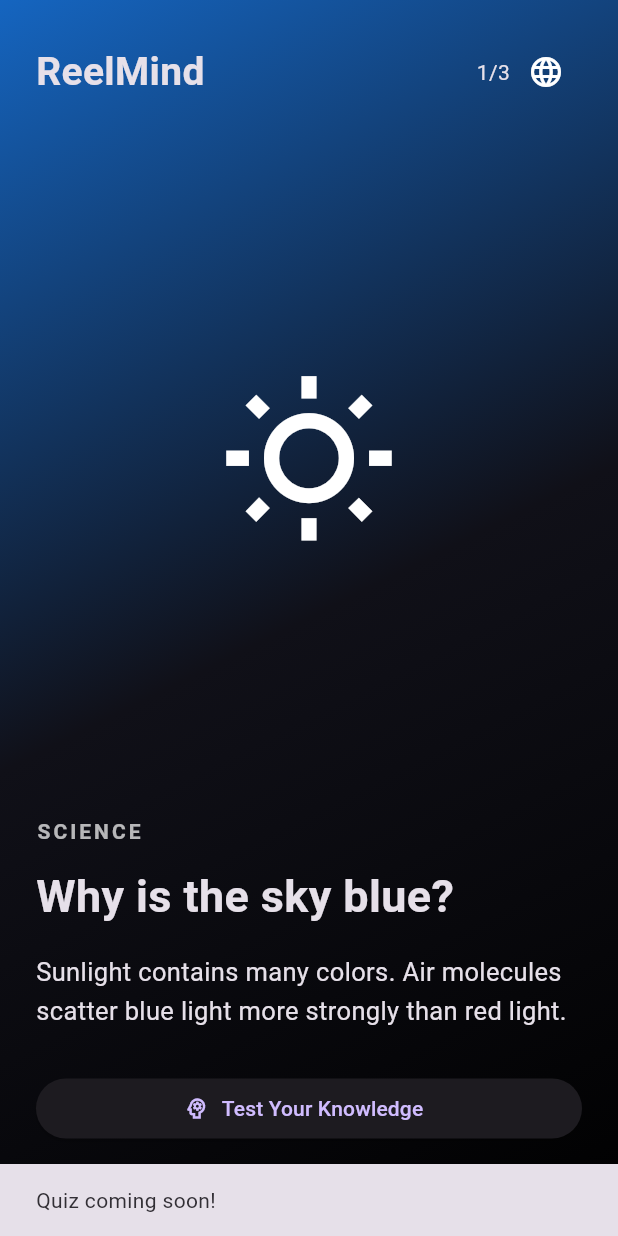
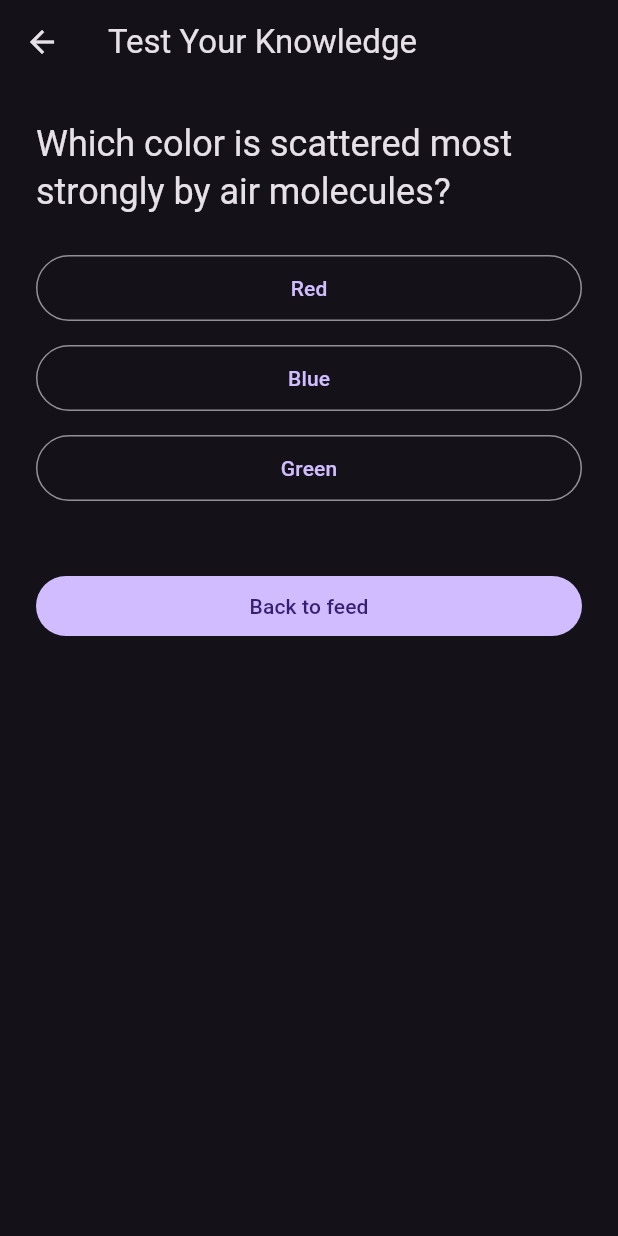
Before and after one commit to SweetRomeo/ReelMind, a Flutter app: the screen it shows after launch, after a tap on "Test Your Knowledge", on a phone screen of 412 x 824 dp. Run offline on Flutter 3.47's test engine with Material 3 defaults, Android fonts, the phone set to English and light mode, and no system bars.

Commit message:
feat: add bilingual interactive quizzes (#6)

```diff
--- /dev/null
+++ b/lib/data/quiz_data.dart
@@ -0,0 +1,43 @@
+
+import '../models/quiz_question.dart';
+import '../l10n/app_localizations.dart';
+
+QuizQuestion quizForReel(int index, AppLocalizations l10n) {
+  switch (index) {
+    case 0:
+      return QuizQuestion(
+        question: l10n.quizSkyQuestion,
+        options: [
+          l10n.quizSkyRed,
+          l10n.quizSkyBlue,
+          l10n.quizSkyGreen,
+        ],
+        correctIndex: 1,
+      );
+
+    case 1:
+      return QuizQuestion(
+        question: l10n.quizApiQuestion,
+        options: [
+          l10n.quizApiExchange,
+          l10n.quizApiBattery,
+          l10n.quizApiBrightness,
+        ],
+        correctIndex: 0,
+      );
+
+    case 2:
+      return QuizQuestion(
+        question: l10n.quizInterestQuestion,
+        options: [
+          l10n.quizInterestPrincipal,
+          l10n.quizInterestDeposits,
+          l10n.quizInterestPrevious,
+        ],
+        correctIndex: 2,
+      );
+
+    default:
+      throw ArgumentError('Invalid reel index: $index');
+  }
+}
--- a/lib/l10n/app_localizations.dart
+++ b/lib/l10n/app_localizations.dart
@@ -181,6 +181,96 @@ abstract class AppLocalizations {
   /// In en, this message translates to:
   /// **'Swipe up to learn more ↑'**
   String get swipeHint;
+
+  /// No description provided for @quizSkyQuestion.
+  ///
+  /// In en, this message translates to:
+  /// **'Which color is scattered most strongly by air molecules?'**
+  String get quizSkyQuestion;
+
+  /// No description provided for @quizSkyRed.
+  ///
+  /// In en, this message translates to:
+  /// **'Red'**
+  String get quizSkyRed;
+
+  /// No description provided for @quizSkyBlue.
+  ///
+  /// In en, this message translates to:
+  /// **'Blue'**
+  String get quizSkyBlue;
+
+  /// No description provided for @quizSkyGreen.
+  ///
+  /// In en, this message translates to:
+  /// **'Green'**
+  String get quizSkyGreen;
+
+  /// No description provided for @quizApiQuestion.
+  ///
+  /// In en, this message translates to:
+  /// **'What is the main purpose of an API?'**
+  String get quizApiQuestion;
+
+  /// No description provided for @quizApiExchange.
+  ///
+  /// In en, this message translates to:
+  /// **'Allow applications to exchange data'**
+  String get quizApiExchange;
+
+  /// No description provided for @quizApiBattery.
+  ///
+  /// In en, this message translates to:
+  /// **'Charge a device battery'**
+  String get quizApiBattery;
+
+  /// No description provided for @quizApiBrightness.
+  ///
+  /// In en, this message translates to:
+  /// **'Increase screen brightness'**
+  String get quizApiBrightness;
+
+  /// No description provided for @quizInterestQuestion.
+  ///
+  /// In en, this message translates to:
+  /// **'What does compound interest include?'**
+  String get quizInterestQuestion;
+
+  /// No description provided for @quizInterestPrincipal.
+  ///
+  /// In en, this message translates to:
+  /// **'Only the original principal'**
+  String get quizInterestPrincipal;
+
+  /// No description provided for @quizInterestDeposits.
+  ///
+  /// In en, this message translates to:
+  /// **'Only new deposits'**
+  String get quizInterestDeposits;
+
+  /// No description provided for @quizInterestPrevious.
+  ///
+  /// In en, this message translates to:
+  /// **'Interest earned on previous interest'**
+  String get quizInterestPrevious;
+
+  /// No description provided for @quizCorrect.
+  ///
+  /// In en, this message translates to:
+  /// **'Correct!'**
+  String get quizCorrect;
+
+  /// No description provided for @quizWrong.
+  ///
+  /// In en, this message translates to:
+  /// **'Not quite. Correct answer:'**
+  String get quizWrong;
+
+  /// No description provided for @backToFeed.
+  ///
+  /// In en, this message translates to:
+  /// **'Back to feed'**
+  String get backToFeed;
 }
 
 class _AppLocalizationsDelegate
--- a/lib/main.dart
+++ b/lib/main.dart
@@ -3,6 +3,8 @@ import 'package:flutter/gestures.dart';
 import 'package:flutter/material.dart';
 
 import 'l10n/app_localizations.dart';
+import 'data/quiz_data.dart';
+import 'screens/quiz_screen.dart';
 
 void main() {
   runApp(const ReelMindApp());
@@ -234,13 +236,19 @@ class LearningReelCard extends StatelessWidget {
               SizedBox(
                 width: double.infinity,
                 child: ElevatedButton.icon(
-                  onPressed: () {
-                    ScaffoldMessenger.of(context).showSnackBar(
-                      SnackBar(
-                        content: Text(l10n.quizComingSoon),
+
+                onPressed: () {
+                  final question = quizForReel(index, l10n);
+
+                  Navigator.of(context).push(
+                    MaterialPageRoute(
+                      builder: (context) => QuizScreen(
+                        question: question,
                       ),
-                    );
-                  },
+                    ),
+                  );
+                },
+
                   icon: const Icon(Icons.psychology_outlined),
                   label: Text(l10n.testKnowledge),
                 ),
--- /dev/null
+++ b/lib/models/quiz_question.dart
@@ -0,0 +1,16 @@
+
+class QuizQuestion {
+  final String question;
+  final List<String> options;
+  final int correctIndex;
+
+  const QuizQuestion({
+    required this.question,
+    required this.options,
+    required this.correctIndex,
+  });
+
+  bool isCorrect(int selectedIndex) {
+    return selectedIndex == correctIndex;
+  }
+}
--- /dev/null
+++ b/lib/screens/quiz_screen.dart
@@ -0,0 +1,103 @@
+
+import 'package:flutter/material.dart';
+
+import '../l10n/app_localizations.dart';
+import '../models/quiz_question.dart';
+
+class QuizScreen extends StatefulWidget {
+  final QuizQuestion question;
+
+  const QuizScreen({
+    super.key,
+    required this.question,
+  });
+
+  @override
+  State<QuizScreen> createState() => _QuizScreenState();
+}
+
+class _QuizScreenState extends State<QuizScreen> {
+  int? selectedIndex;
+
+  @override
+  Widget build(BuildContext context) {
+    final l10n = AppLocalizations.of(context)!;
+
+    final answered = selectedIndex != null;
+    final correct = answered &&
+        widget.question.isCorrect(selectedIndex!);
+
+    return Scaffold(
+      appBar: AppBar(
+        title: Text(l10n.testKnowledge),
+      ),
+      body: SafeArea(
+        child: Center(
+          child: ConstrainedBox(
+            constraints: const BoxConstraints(maxWidth: 480),
+            child: ListView(
+              padding: const EdgeInsets.all(24),
+              children: [
+                Text(
+                  widget.question.question,
+                  style: Theme.of(context)
+                      .textTheme.headlineSmall,
+                ),
+                const SizedBox(height: 24),
+
+                for (int i = 0;
+                    i < widget.question.options.length;
+                    i++)
+                  Padding(
+                    padding: const EdgeInsets.only(bottom: 12),
+                    child: OutlinedButton(
+                      key: Key('quiz-option-$i'),
+                      onPressed: answered
+                          ? null
+                          : () {
+                              setState(() {
+                                selectedIndex = i;
+                              });
+                            },
+                      child: Padding(
+                        padding: const EdgeInsets.all(12),
+                        child: Text(
+                          widget.question.options[i],
+                        ),
+                      ),
+                    ),
+                  ),
+
+                if (answered) ...[
+                  const SizedBox(height: 24),
+                  Text(
+                    correct
+                        ? l10n.quizCorrect
+                        : '${l10n.quizWrong} '
+                          '${widget.question.options[widget.question.correctIndex]}',
+                    style: TextStyle(
+                      fontSize: 18,
+                      fontWeight: FontWeight.bold,
+                      color: correct
+                          ? Colors.greenAccent
+                          : Colors.orangeAccent,
+                    ),
+                  ),
+                ],
+
+                const SizedBox(height: 32),
+
+                FilledButton(
+                  onPressed: () {
+                    Navigator.of(context).pop();
+                  },
+                  child: Text(l10n.backToFeed),
+                ),
+              ],
+            ),
+          ),
+        ),
+      ),
+    );
+  }
+}
```
Also changed, not shown: lib/l10n/app_en.arb (+20 -1 lines), lib/l10n/app_localizations_en.dart (+46 -0 lines), lib/l10n/app_localizations_tr.dart (+48 -0 lines), lib/l10n/app_tr.arb (+20 -1 lines), 1 other file.
